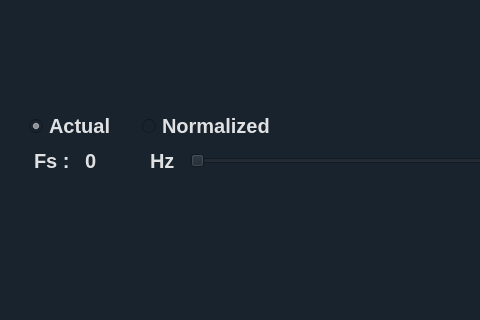
The window that main.ui (omarshaban02/Sampling-Studio) describes before a commit, drawn with Qt 5; both pictures show x 0 to 480 and y 216 to 536 of the 1079 by 945 pixel window.
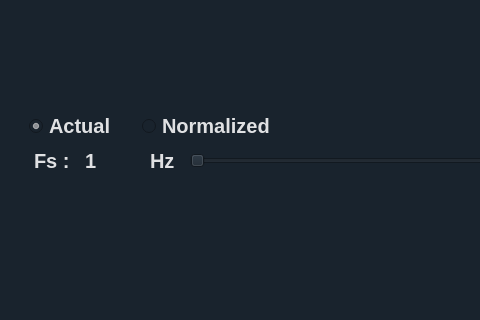
The same window after the commit. Icons and pictures are not drawn.

The edit to the form file:
```diff
--- a/main.ui
+++ b/main.ui
@@ -637,7 +637,7 @@
                     </size>
                    </property>
                    <property name="text">
-                    <string>0</string>
+                    <string>1</string>
                    </property>
                   </widget>
                  </item>
```
Left out of the diff: 10 changed lines with no effect on the pictures.
